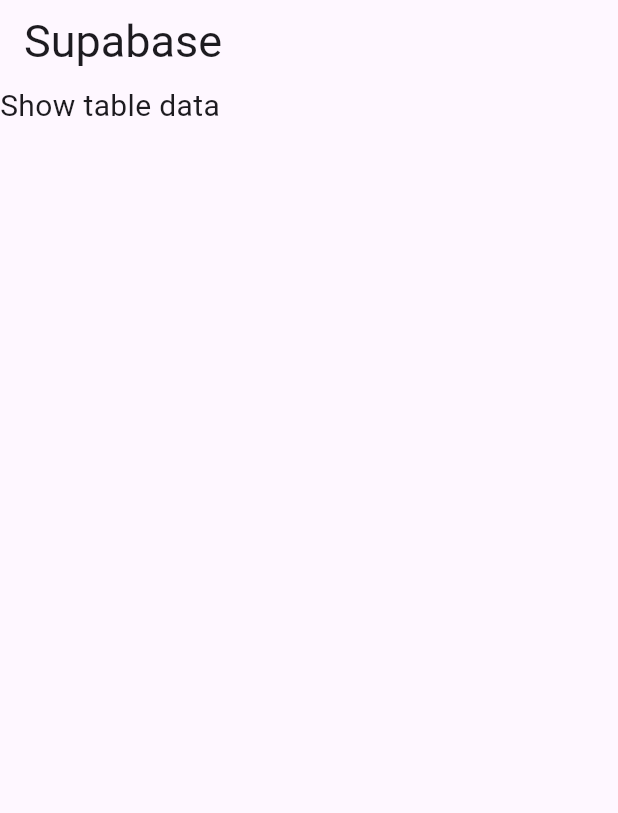
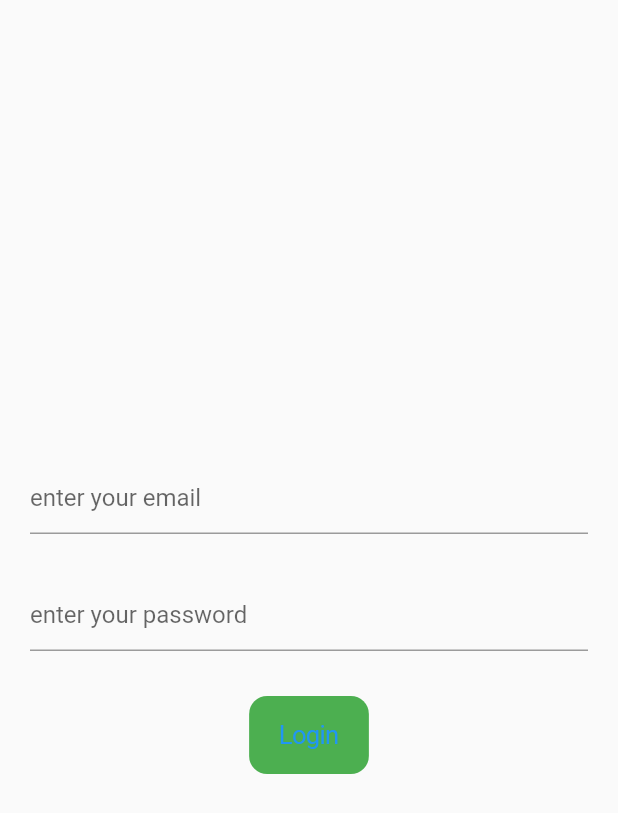
Before and after one commit to taufiqelahi/superbase-lr, a Flutter app: the screen it shows after launch, on a phone screen of 412 x 824 dp. Shown: the top 813 px of the screen. Run offline on Flutter 3.47's test engine with Material 2 defaults, Android fonts, the phone set to English and light mode, and no system bars; our stand-ins replace supabase_flutter; accounts and stored records are empty.

Commit message:
login page working done

```diff
--- a/lib/home_page.dart
+++ /dev/null
@@ -1,21 +0,0 @@
-import 'package:flutter/material.dart';
-
-class Home extends StatelessWidget {
-  const Home({super.key});
-
-  @override
-  Widget build(BuildContext context) {
-    return Scaffold(
-      appBar: AppBar(
-        title: Text('Supabase ',style: TextStyle(fontSize: 30),),
-      ),
-      body: SafeArea(
-        child: Column(
-          children: [
-            Text('Show table data',style: TextStyle(fontSize: 20),)
-          ],
-        ),
-      ),
-    );
-  }
-}
--- a/lib/main.dart
+++ b/lib/main.dart
@@ -1,38 +1,26 @@
 import 'package:flutter/material.dart';
-import 'package:superbase_learn/home_page.dart';
+import 'package:supabase_flutter/supabase_flutter.dart';
+import 'package:superbase_learn/pages/home_page.dart';
+import 'package:superbase_learn/pages/login_page.dart';
 
-void main() {
-  runApp(const MyApp());
+Future<void> main() async {
+  WidgetsFlutterBinding.ensureInitialized();
+
+  await Supabase.initialize(
+    url: 'https://bseztcjclwoilpdssxbn.supabase.co',
+    anonKey: 'eyJhbGciOiJIUzI1NiIsInR5cCI6IkpXVCJ9.eyJpc3MiOiJzdXBhYmFzZSIsInJlZiI6ImJzZXp0Y2pjbHdvaWxwZHNzeGJuIiwicm9sZSI6ImFub24iLCJpYXQiOjE2OTUyNzMzNjEsImV4cCI6MjAxMDg0OTM2MX0.cJwCdApJvhBuw-JjXOAjHlJtnpRSx9_yZf107XULZEk',
+  );
+  runApp(MyApp());
+
 }
+class MyApp extends StatelessWidget {
+  const MyApp({Key? key}) : super(key: key);
 
-class MyApp extends StatelessWidget {
-  const MyApp({super.key});
-
-  // This widget is the root of your application.
   @override
   Widget build(BuildContext context) {
-    return MaterialApp(
-      title: 'Flutter Demo',
-      theme: ThemeData(
-        // This is the theme of your application.
-        //
-        // TRY THIS: Try running your application with "flutter run". You'll see
-        // the application has a blue toolbar. Then, without quitting the app,
-        // try changing the seedColor in the colorScheme below to Colors.green
-        // and then invoke "hot reload" (save your changes or press the "hot
-        // reload" button in a Flutter-supported IDE, or press "r" if you used
-        // the command line to start the app).
-        //
-        // Notice that the counter didn't reset back to zero; the application
-        // state is not lost during the reload. To reset the state, use hot
-        // restart instead.
-        //
-        // This works for code too, not just values: Most code changes can be
-        // tested with just a hot reload.
-        colorScheme: ColorScheme.fromSeed(seedColor: Colors.deepPurple),
-        useMaterial3: true,
-      ),
-      home: const Home()
+    return const MaterialApp(
+      title: 'Countries',
+      home: LoginPage(),
     );
   }
 }
--- /dev/null
+++ b/lib/pages/login_page.dart
@@ -0,0 +1,49 @@
+import 'package:flutter/cupertino.dart';
+import 'package:flutter/material.dart';
+import 'package:superbase_learn/pages/home_page.dart';
+import 'package:superbase_learn/services/auth_func.dart';
+
+class LoginPage extends StatefulWidget {
+  const LoginPage({super.key});
+
+  @override
+  State<LoginPage> createState() => _LoginPageState();
+}
+
+class _LoginPageState extends State<LoginPage> {
+  TextEditingController emailController=TextEditingController();
+  TextEditingController passwordController=TextEditingController();
+  @override
+  Widget build(BuildContext context) {
+    return Scaffold(
+      body: Padding(
+        padding: const EdgeInsets.symmetric(horizontal: 20),
+        child: Column(
+          mainAxisAlignment: MainAxisAlignment.center,
+          children: [
+            TextFormField(
+              controller: emailController,
+              decoration: InputDecoration(
+                hintText: "enter your email"
+              ),
+            ),
+            SizedBox(height: 30,),
+            TextFormField(
+              controller:passwordController,
+              decoration: InputDecoration(
+                  hintText: "enter your password"
+              ),
+            ),
+            SizedBox(height: 30,),
+            CupertinoButton(child: Text('Login'),
+                color: Colors.green,
+                onPressed: (){
+                 AuthFunc().signInWithEmail(email: emailController.text, password: passwordController.text);
+                 Navigator.push(context, MaterialPageRoute(builder: (_)=>HomePage()));
+                })
+          ],
+        ),
+      ),
+    );
+  }
+}
--- /dev/null
+++ b/lib/services/auth_func.dart
@@ -0,0 +1,13 @@
+import 'package:supabase_flutter/supabase_flutter.dart';
+
+class AuthFunc{
+  Future<void> signInWithEmail({required String email,required String password}) async {
+
+    final AuthResponse res = await Supabase.instance.client.auth.signInWithPassword(
+        email: email,
+        password: password,
+    );
+
+    print(res.user);
+  }
+}
--- a/pubspec.yaml
+++ b/pubspec.yaml
@@ -35,6 +35,7 @@
   # The following adds the Cupertino Icons font to your application.
   # Use with the CupertinoIcons class for iOS style icons.
   cupertino_icons: ^1.0.2
+  supabase_flutter: ^1.10.18
 
 dev_dependencies:
   flutter_test:
```
Also changed, not shown: lib/pages/home_page.dart (added, +46 -0 lines), lib/pages/services.dart (added, +9 -0 lines), pubspec.lock, 12 other files.
